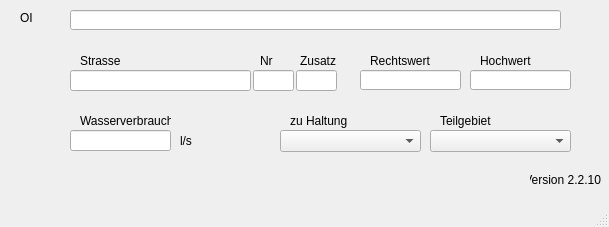
Before: the Qt Designer form qkan/database/templates/swref.ui in hoettges/QKan, drawn with Qt 5.
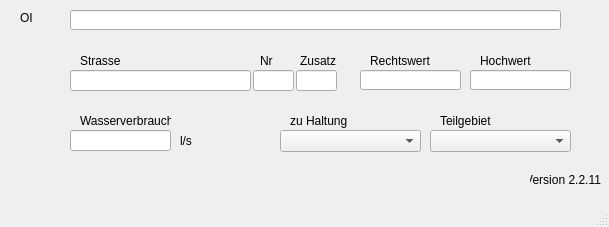
After: the same form once the commit is applied.

Patch:
```diff
--- a/qkan/database/templates/swref.ui
+++ b/qkan/database/templates/swref.ui
@@ -262,7 +262,7 @@
      <string>Version QKan Import</string>
     </property>
     <property name="text">
-     <string>Version 2.2.10</string>
+     <string>Version 2.2.11</string>
     </property>
     <property name="alignment">
      <set>Qt::AlignRight|Qt::AlignTrailing|Qt::AlignVCenter</set>
```
